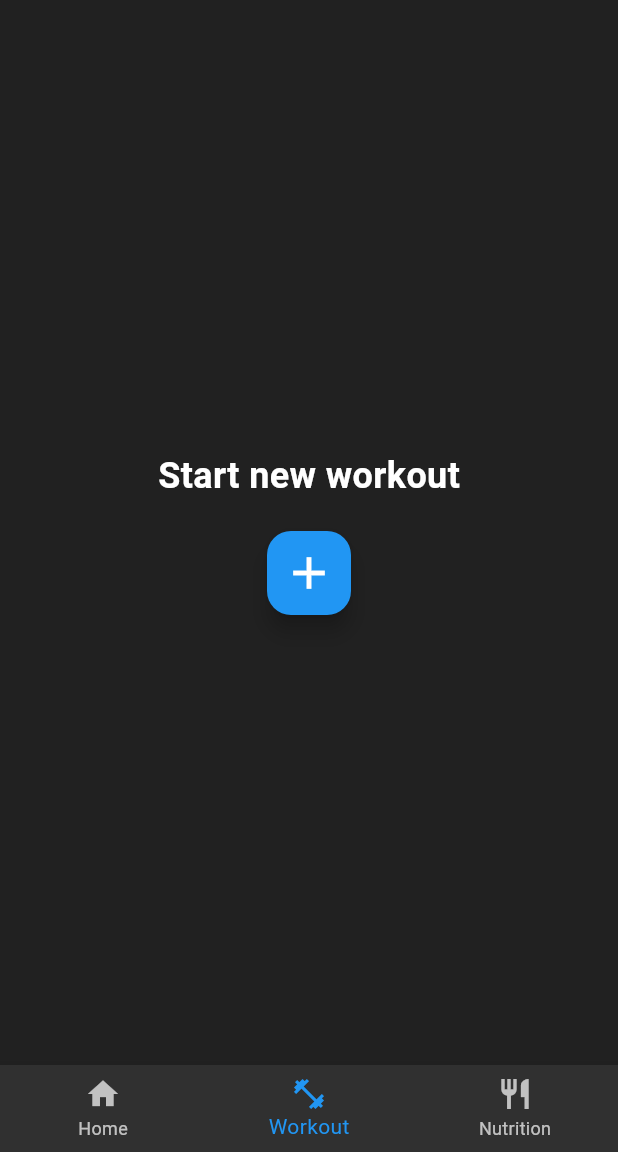
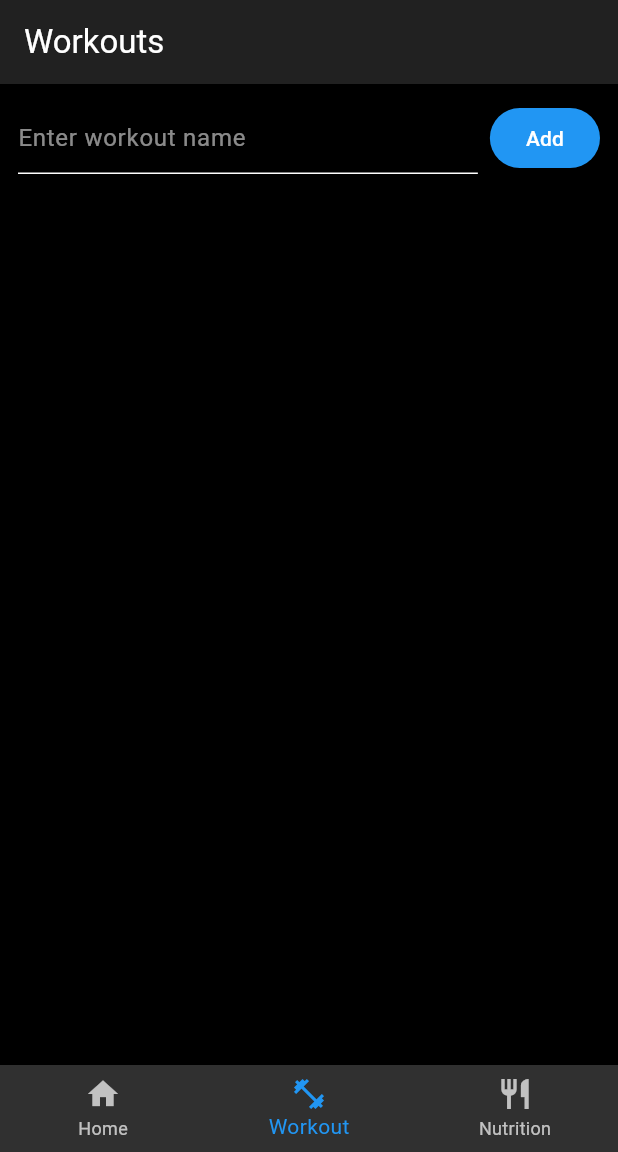
Before and after one commit to hollen689/fitforge, a Flutter app: the screen it shows after launch, item 2 of the bottom bar chosen, on a phone screen of 412 x 824 dp, the part 84-1236 px from its top. Run offline on Flutter 3.47's test engine with Material 3 defaults, Android fonts, the phone set to English and light mode, and no system bars; our stand-ins replace fl_chart, shared_preferences.

Commit message:
Added additional functions to workout page

```diff
--- a/lib/home_page.dart
+++ b/lib/home_page.dart
@@ -1,9 +1,8 @@
 import 'package:flutter/material.dart';
 import 'package:fl_chart/fl_chart.dart';
 
-
 class HomePage extends StatelessWidget {
-@override
+  @override
   Widget build(BuildContext context) {
     return MaterialApp(
       debugShowCheckedModeBanner: false,
@@ -11,7 +10,7 @@ class HomePage extends StatelessWidget {
         backgroundColor: Colors.grey[900],
         body: CustomScrollView(
           slivers: [
-            // First Large Box (Line Chart)
+            // Chart Container
             SliverToBoxAdapter(
               child: Padding(
                 padding: const EdgeInsets.all(20.0),
@@ -19,42 +18,82 @@ class HomePage extends StatelessWidget {
                   borderRadius: BorderRadius.circular(20),
                   child: Container(
                     height: 300,
-                    color: Colors.grey[800],
+                    color: Colors.grey[850],
                     child: Padding(
-                      padding: const EdgeInsets.all(12.0),
+                      padding: const EdgeInsets.all(16.0),
                       child: LineChart(
                         LineChartData(
-                          backgroundColor: Colors.grey[800],
+                          backgroundColor: Colors.grey[850],
                           gridData: FlGridData(show: false),
+                          borderData: FlBorderData(
+                            show: true,
+                            border: Border.all(color: Colors.white24),
+                          ),
                           titlesData: FlTitlesData(
+                            topTitles: AxisTitles(
+                              sideTitles: SideTitles(showTitles: false),
+                            ),
+                            rightTitles: AxisTitles(
+                              sideTitles: SideTitles(showTitles: false),
+                            ),
                             leftTitles: AxisTitles(
-                              sideTitles: SideTitles(showTitles: true, reservedSize: 40),
+                              sideTitles: SideTitles(
+                                showTitles: true,
+                                interval: 5,
+                                reservedSize: 40,
+                                getTitlesWidget: (value, meta) {
+                                  return Text(
+                                    value.toInt().toString(),
+                                    style: TextStyle(
+                                      color: Colors.white70,
+                                      fontSize: 12,
+                                    ),
+                                  );
+                                },
+                              ),
                             ),
                             bottomTitles: AxisTitles(
                               sideTitles: SideTitles(
                                 showTitles: true,
+                                interval: 1,
                                 getTitlesWidget: (value, meta) {
-                                  return Text('Week ${value.toInt() + 1}', style: TextStyle(color: Colors.white));
+                                  return Text(
+                                    '${value.toInt() + 1}',
+                                    style: TextStyle(
+                                      color: Colors.white70,
+                                      fontSize: 12,
+                                    ),
+                                  );
                                 },
                               ),
                             ),
                           ),
-                          borderData: FlBorderData(show: true, border: Border.all(color: Colors.white)),
                           lineBarsData: [
                             LineChartBarData(
                               spots: [
-                                FlSpot(0, 50), // Week 1
-                                FlSpot(1, 55), // Week 2
-                                FlSpot(2, 60), // Week 3
-                                FlSpot(3, 63), // Week 4
-                                FlSpot(4, 67), // Week 5
-                                FlSpot(5, 72), // Week 6
+                                FlSpot(0, 50),
+                                FlSpot(1, 55),
+                                FlSpot(2, 60),
+                                FlSpot(3, 63),
+                                FlSpot(4, 67),
+                                FlSpot(5, 72),
                               ],
                               isCurved: true,
-                              color: Colors.blue,
-                              dotData: FlDotData(show: true),
+                              color: Colors.blueAccent,
+                              dotData: FlDotData(
+                                show: true,
+                                getDotPainter: (spot, percent, barData, index) {
+                                  return FlDotCirclePainter(
+                                    radius: 3,
+                                    color: Colors.blueAccent,
+                                    strokeWidth: 1,
+                                    strokeColor: Colors.white,
+                                  );
+                                },
+                              ),
                               belowBarData: BarAreaData(show: false),
-                            )
+                              barWidth: 3,
+                            ),
                           ],
                         ),
                       ),
@@ -64,7 +103,7 @@ class HomePage extends StatelessWidget {
               ),
             ),
 
-            // Two Smaller Boxes (Side by Side)
+            // Two Boxes Below
             SliverToBoxAdapter(
               child: Padding(
                 padding: const EdgeInsets.symmetric(horizontal: 20.0),
@@ -86,7 +125,7 @@ class HomePage extends StatelessWidget {
                         ),
                       ),
                     ),
-                    SizedBox(width: 20), // Space between the boxes
+                    SizedBox(width: 20),
                     // Right Box
                     Expanded(
                       child: ClipRRect(
@@ -108,7 +147,7 @@ class HomePage extends StatelessWidget {
               ),
             ),
 
-            // Second Large Box
+            // Final Large Box
             SliverToBoxAdapter(
               child: Padding(
                 padding: const EdgeInsets.all(20.0),
--- a/lib/workout_page.dart
+++ b/lib/workout_page.dart
@@ -1,22 +1,62 @@
 import 'package:flutter/material.dart';
+import 'package:shared_preferences/shared_preferences.dart';
+import 'dart:convert';
 
 class WorkoutPage extends StatefulWidget {
+  const WorkoutPage({Key? key}) : super(key: key);
+
   @override
-  _WorkoutPageState createState() => _WorkoutPageState();
+  State<WorkoutPage> createState() => _WorkoutPageState();
 }
 
 class _WorkoutPageState extends State<WorkoutPage> {
+  final TextEditingController _controller = TextEditingController();
   List<Workout> workouts = [];
 
-  void _navigateToWorkoutSelection() async {
-    final String? selectedWorkout = await Navigator.push(
-      context,
-      MaterialPageRoute(builder: (context) => WorkoutSelectionPage()),
-    );
+  @override
+  void initState() {
+    super.initState();
+    _loadWorkouts();
+  }
 
-    if (selectedWorkout != null) {
+  void _addWorkout(String name) {
+    if (name.trim().isEmpty) return;
+
     setState(() {
-        workouts.add(Workout(name: selectedWorkout));
+      workouts.add(Workout(name: name));
+      _controller.clear();
+    });
+
+    _saveWorkouts();
+  }
+
+  void _removeWorkout(int index) {
+    setState(() {
+      workouts.removeAt(index);
+    });
+    _saveWorkouts();
+  }
+
+  void _addSet(int index) {
+    setState(() {
+      workouts[index].addSet();
+    });
+    _saveWorkouts();
+  }
+
+  void _saveWorkouts() async {
+    final prefs = await SharedPreferences.getInstance();
+    final encoded = json.encode(workouts.map((w) => w.toJson()).toList());
+    await prefs.setString('workouts', encoded);
+  }
+
+  void _loadWorkouts() async {
+    final prefs = await SharedPreferences.getInstance();
+    final encoded = prefs.getString('workouts');
+    if (encoded != null) {
+      final decoded = json.decode(encoded) as List;
+      setState(() {
+        workouts = decoded.map((json) => Workout.fromJson(json)).toList();
       });
     }
   }
@@ -24,53 +64,58 @@ class _WorkoutPageState extends State<WorkoutPage> {
   @override
   Widget build(BuildContext context) {
     return Scaffold(
+      backgroundColor: Colors.black,
+      appBar: AppBar(
+        title: const Text(
+          'Workouts',
+          style: TextStyle(color: Colors.white),
+        ),
         backgroundColor: Colors.grey[900],
-      body: Center(
-        child: workouts.isEmpty
-            ? Column(
-                mainAxisSize: MainAxisSize.min,
-                mainAxisAlignment: MainAxisAlignment.center,
+        iconTheme: const IconThemeData(color: Colors.white),
+      ),
+      body: Padding(
+        padding: const EdgeInsets.all(12.0),
+        child: Column(
           children: [
-                  Text(
-                    'Start new workout',
-                    style: TextStyle(
-                      color: Colors.white,
-                      fontSize: 24,
-                      fontWeight: FontWeight.bold,
+            Row(
+              children: [
+                Expanded(
+                  child: TextField(
+                    controller: _controller,
+                    style: const TextStyle(color: Colors.white),
+                    decoration: InputDecoration(
+                      hintText: 'Enter workout name',
+                      hintStyle: TextStyle(color: Colors.white54),
+                      enabledBorder: UnderlineInputBorder(
+                        borderSide: BorderSide(color: Colors.white),
+                      ),
+                      focusedBorder: UnderlineInputBorder(
+                        borderSide: BorderSide(color: Colors.white),
                       ),
                     ),
-                  SizedBox(height: 20),
-                  FloatingActionButton(
-                    onPressed: _navigateToWorkoutSelection,
-                    backgroundColor: Colors.blue,
-                    child: Icon(Icons.add, size: 36, color: Colors.white),
+                  ),
+                ),
+                const SizedBox(width: 8),
+                ElevatedButton(
+                  onPressed: () => _addWorkout(_controller.text),
+                  style: ElevatedButton.styleFrom(backgroundColor: Colors.blue),
+                  child: const Text('Add', style: TextStyle(color: Colors.white)),
                 ),
               ],
-              )
-            : Column(
-                children: [
+            ),
+            const SizedBox(height: 16),
             Expanded(
               child: ListView.builder(
-                      padding: EdgeInsets.symmetric(horizontal: 16.0, vertical: 8.0),
                 itemCount: workouts.length,
                 itemBuilder: (context, index) {
+                  final workout = workouts[index];
                   return WorkoutCard(
-                          workout: workouts[index],
-                          onAddSet: () {
-                            setState(() {
-                              workouts[index].addSet();
-                            });
-                          },
+                    workout: workout,
+                    onAddSet: () => _addSet(index),
+                    onRemove: () => _removeWorkout(index),
+                    onSetChanged: _saveWorkouts,
                   );
                 },
-                    ),
-                  ),
-                  Padding(
-                    padding: const EdgeInsets.only(bottom: 40.0),
-                    child: FloatingActionButton(
-                      onPressed: _navigateToWorkoutSelection,
-                      backgroundColor: Colors.blue,
-                      child: Icon(Icons.add, size: 36, color: Colors.white),
               ),
             ),
           ],
@@ -82,146 +127,199 @@ class _WorkoutPageState extends State<WorkoutPage> {
 
 class Workout {
   final String name;
+  final DateTime date;
   List<WorkoutSet> sets;
+  bool isEditing;
 
-  Workout({required this.name}) : sets = [WorkoutSet()];
+  Workout({required this.name, DateTime? date, this.isEditing = false})
+      : this.date = date ?? DateTime.now(),
+        sets = [WorkoutSet()];
 
   void addSet() {
     sets.add(WorkoutSet());
   }
+
+  Workout.fromJson(Map<String, dynamic> json)
+      : name = json['name'],
+        date = DateTime.parse(json['date']),
+        isEditing = json['isEditing'] is bool ? json['isEditing'] : false,
+        sets = (json['sets'] as List)
+            .map((setJson) => WorkoutSet.fromJson(setJson))
+            .toList();
+
+  Map<String, dynamic> toJson() => {
+        'name': name,
+        'date': date.toIso8601String(),
+        'isEditing': isEditing,
+        'sets': sets.map((s) => s.toJson()).toList(),
+      };
 }
 
 class WorkoutSet {
-  String reps = "";
-  String weight = "";
+  String reps;
+  String weight;
+
+  WorkoutSet({this.reps = '', this.weight = ''});
+
+  WorkoutSet.fromJson(Map<String, dynamic> json)
+      : reps = json['reps'],
+        weight = json['weight'];
+
+  Map<String, dynamic> toJson() => {
+        'reps': reps,
+        'weight': weight,
+      };
 }
 
-class WorkoutCard extends StatelessWidget {
+class WorkoutCard extends StatefulWidget {
   final Workout workout;
   final VoidCallback onAddSet;
+  final VoidCallback onSetChanged;
+  final VoidCallback onRemove;
 
-  const WorkoutCard({required this.workout, required this.onAddSet, Key? key}) : super(key: key);
+  const WorkoutCard({
+    required this.workout,
+    required this.onAddSet,
+    required this.onSetChanged,
+    required this.onRemove,
+    Key? key,
+  }) : super(key: key);
 
   @override
+  State<WorkoutCard> createState() => _WorkoutCardState();
+}
+
+class _WorkoutCardState extends State<WorkoutCard> {
+  @override
   Widget build(BuildContext context) {
+    final workout = widget.workout;
+
     return Card(
       color: Colors.grey[800],
-      shape: RoundedRectangleBorder(
-        borderRadius: BorderRadius.circular(12.0),
-      ),
+      shape: RoundedRectangleBorder(borderRadius: BorderRadius.circular(12.0)),
       elevation: 2,
-      margin: EdgeInsets.symmetric(vertical: 8.0),
+      margin: const EdgeInsets.symmetric(vertical: 8.0),
       child: Padding(
         padding: const EdgeInsets.all(16.0),
         child: Column(
           crossAxisAlignment: CrossAxisAlignment.start,
           children: [
-            Text(
+            Row(
+              children: [
+                Expanded(
+                  child: Text(
                     workout.name,
-              textAlign: TextAlign.center,
-              style: TextStyle(
-                  color: Colors.white, fontSize: 18, fontWeight: FontWeight.bold),
+                    style: const TextStyle(
+                      color: Colors.white,
+                      fontSize: 18,
+                      fontWeight: FontWeight.bold,
                     ),
-            SizedBox(height: 12),
-
+                  ),
+                ),
+                IconButton(
+                  icon: const Icon(Icons.delete, color: Colors.redAccent),
+                  onPressed: widget.onRemove,
+                ),
+              ],
+            ),
+            const SizedBox(height: 12),
             Column(
               children: List.generate(workout.sets.length, (index) {
+                final set = workout.sets[index];
                 return Padding(
                   padding: const EdgeInsets.symmetric(vertical: 4.0),
                   child: Row(
                     children: [
-                      Text(
-                        "Set ${index + 1}",
-                        style: TextStyle(color: Colors.white, fontSize: 16),
-                      ),
-                      SizedBox(width: 16),
+                      Text("Set ${index + 1}", style: const TextStyle(color: Colors.white)),
+                      const SizedBox(width: 16),
+                      if (workout.isEditing)
                         Expanded(
                           child: TextField(
-                          decoration: InputDecoration(
-                            hintText: 'Reps',
-                            hintStyle: TextStyle(color: Colors.white54),
-                            enabledBorder: UnderlineInputBorder(
-                              borderSide: BorderSide(color: Colors.white38),
+                            controller: TextEditingController(text: set.reps),
+                            decoration: _inputStyle('Reps'),
+                            style: const TextStyle(color: Colors.white),
+                            keyboardType: TextInputType.number,
+                            onChanged: (value) {
+                              set.reps = value;
+                              widget.onSetChanged();
+                            },
                           ),
-                            focusedBorder: UnderlineInputBorder(
-                              borderSide: BorderSide(color: Colors.white),
+                        )
+                      else
+                        Expanded(
+                          child: Text("Reps: ${set.reps}", style: const TextStyle(color: Colors.white)),
                         ),
-                          ),
-                          style: TextStyle(color: Colors.white),
-                          keyboardType: TextInputType.number,
-                        ),
-                      ),
-                      SizedBox(width: 16),
+                      const SizedBox(width: 16),
+                      if (workout.isEditing)
                         Expanded(
                           child: TextField(
-                          decoration: InputDecoration(
-                            hintText: 'Weight',
-                            hintStyle: TextStyle(color: Colors.white54),
-                            enabledBorder: UnderlineInputBorder(
-                              borderSide: BorderSide(color: Colors.white38),
+                            controller: TextEditingController(text: set.weight),
+                            decoration: _inputStyle('Weight'),
+                            style: const TextStyle(color: Colors.white),
+                            keyboardType: TextInputType.number,
+                            onChanged: (value) {
+                              set.weight = value;
+                              widget.onSetChanged();
+                            },
                           ),
-                            focusedBorder: UnderlineInputBorder(
-                              borderSide: BorderSide(color: Colors.white),
-                            ),
-                          ),
-                          style: TextStyle(color: Colors.white),
-                          keyboardType: TextInputType.number,
-                        ),
+                        )
+                      else
+                        Expanded(
+                          child: Text("Weight: ${set.weight}", style: const TextStyle(color: Colors.white)),
                         ),
                     ],
                   ),
                 );
               }),
             ),
-
-            SizedBox(height: 8),
-            Center(
-              child: ElevatedButton(
-                onPressed: onAddSet,
+            const SizedBox(height: 8),
+            Row(
+              mainAxisAlignment: MainAxisAlignment.center,
+              children: [
+                if (workout.isEditing)
+                  ElevatedButton(
+                    onPressed: () {
+                      setState(() {
+                        workout.isEditing = false;
+                      });
+                      widget.onSetChanged();
+                    },
+                    style: ElevatedButton.styleFrom(backgroundColor: Colors.green),
+                    child: const Text("Save", style: TextStyle(color: Colors.white)),
+                  )
+                else
+                  ElevatedButton(
+                    onPressed: () {
+                      setState(() {
+                        workout.isEditing = true;
+                      });
+                    },
                     style: ElevatedButton.styleFrom(backgroundColor: Colors.blue),
-                child: Text("Add Set", style: TextStyle(color: Colors.white)),
+                    child: const Text("Edit", style: TextStyle(color: Colors.white)),
                   ),
+                const SizedBox(width: 12),
+                ElevatedButton(
+                  onPressed: widget.onAddSet,
+                  style: ElevatedButton.styleFrom(backgroundColor: Colors.orange),
+                  child: const Text("Add Set", style: TextStyle(color: Colors.white)),
+                ),
+              ],
             ),
           ],
         ),
       ),
     );
   }
-}
 
-class WorkoutSelectionPage extends StatelessWidget {
-  final List<String> workouts = [
-    "Push-ups",
-    "Squats",
-    "Deadlifts",
-    "Bench Press",
-    "Pull-ups",
-    "Lunges",
-    "Plank",
-  ];
-
-  @override
-  Widget build(BuildContext context) {
-    return Scaffold(
-      appBar: AppBar(
-        title: Text('Select a Workout'),
-        backgroundColor: Colors.grey[850],
-        elevation: 0,
-        titleTextStyle:
-            TextStyle(color: Colors.white, fontSize: 20, fontWeight: FontWeight.bold),
-        iconTheme: IconThemeData(color: Colors.white),
+  InputDecoration _inputStyle(String hint) {
+    return InputDecoration(
+      hintText: hint,
+      hintStyle: const TextStyle(color: Colors.white54),
+      enabledBorder: const UnderlineInputBorder(
+        borderSide: BorderSide(color: Colors.white38),
       ),
-      backgroundColor: Colors.grey[900],
-      body: ListView.builder(
-        itemCount: workouts.length,
-        itemBuilder: (context, index) {
-          return ListTile(
-            title: Text(workouts[index], style: TextStyle(color: Colors.white)),
-            onTap: () {
-              Navigator.pop(context, workouts[index]);
-            },
-          );
-        },
+      focusedBorder: const UnderlineInputBorder(
+        borderSide: BorderSide(color: Colors.white),
       ),
     );
   }
```
Lines whose indentation alone changed are shown as unchanged.
